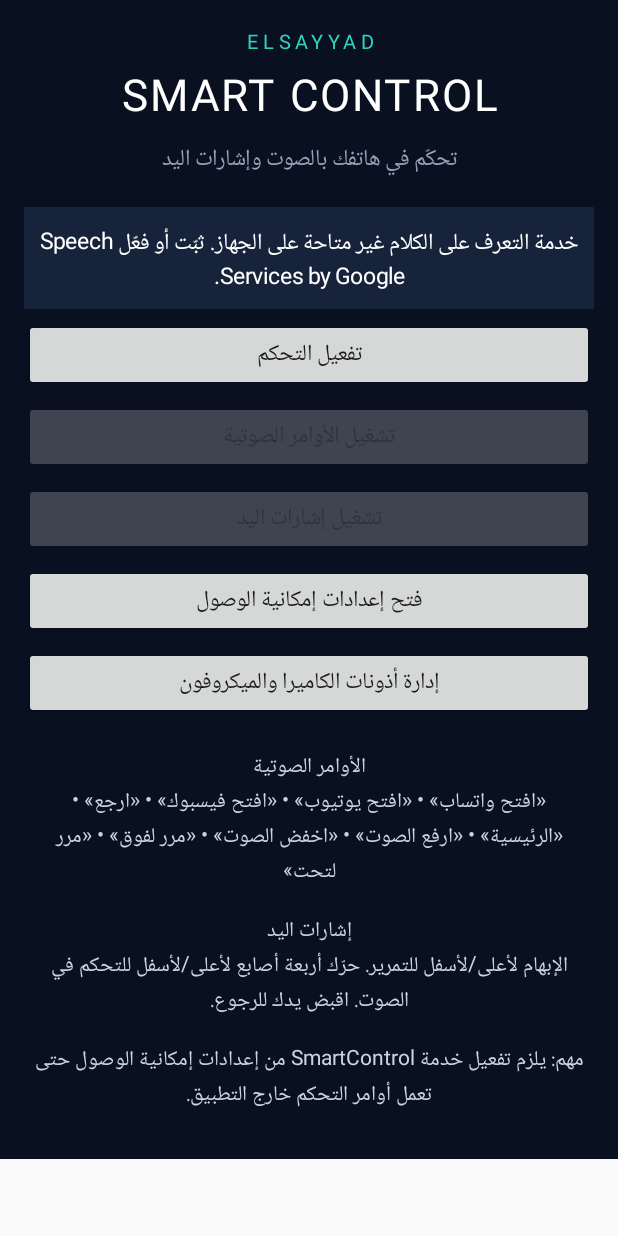
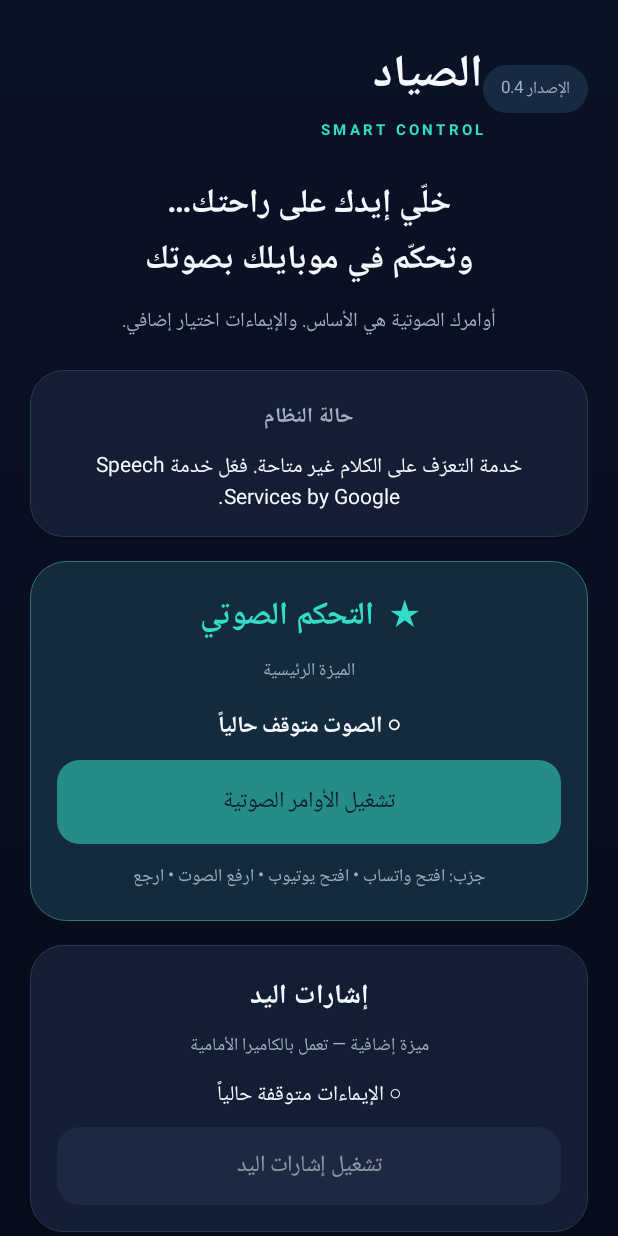
Before and after one commit to ammahmoudmokhtar2008-beep/SmartControl, an Android app: the screen it shows after launch (MainActivity), on a phone screen of 412 x 824 dp. Run offline under Robolectric (Android 15) with nearby library versions, the phone set to English and light mode, and no system bars.

Commit message:
Redesign Arabic dashboard with voice-first controls

```diff
--- a/app/src/main/java/com/smartcontrol/app/MainActivity.kt
+++ b/app/src/main/java/com/smartcontrol/app/MainActivity.kt
@@ -7,11 +7,14 @@ import android.content.ComponentName
 import android.content.Intent
 import android.content.pm.PackageManager
 import android.graphics.Color
+import android.graphics.Typeface
+import android.graphics.drawable.GradientDrawable
 import android.net.Uri
 import android.os.Bundle
 import android.provider.Settings
 import android.speech.SpeechRecognizer
 import android.view.Gravity
+import android.view.View
 import android.widget.Button
 import android.widget.LinearLayout
 import android.widget.ScrollView
@@ -27,7 +30,15 @@ class MainActivity : Activity() {
     private lateinit var masterButton: Button
     private lateinit var voiceButton: Button
     private lateinit var gestureButton: Button
+    private lateinit var voiceState: TextView
+    private lateinit var gestureState: TextView
     private val prefs by lazy { getSharedPreferences("smart_control", MODE_PRIVATE) }
+
+    private val navy = Color.rgb(8, 13, 28)
+    private val panel = Color.rgb(19, 29, 51)
+    private val cyan = Color.rgb(51, 220, 198)
+    private val muted = Color.rgb(158, 174, 198)
+    private val white = Color.rgb(245, 248, 255)
 
     private fun masterOn() = prefs.getBoolean("master_on", false)
     private fun voiceOn() = prefs.getBoolean("voice_on", false)
@@ -38,87 +49,180 @@ class MainActivity : Activity() {
         buildUi()
         refreshButtons()
         if (!SpeechRecognizer.isRecognitionAvailable(this)) {
-            status.text = "خدمة التعرف على الكلام غير متاحة على الجهاز. ثبّت أو فعّل Speech Services by Google."
+            status.text = "خدمة التعرّف على الكلام غير متاحة. فعّل خدمة Speech Services by Google."
         }
     }
 
+    private fun rounded(color: Int, radius: Float = 22f, stroke: Int = Color.TRANSPARENT): GradientDrawable =
+        GradientDrawable().apply {
+            setColor(color)
+            cornerRadius = radius * resources.displayMetrics.density
+            if (stroke != Color.TRANSPARENT) setStroke((1 * resources.displayMetrics.density).toInt(), stroke)
+        }
+
+    private fun label(text: String, size: Float, color: Int, bold: Boolean = false): TextView =
+        TextView(this).apply {
+            this.text = text
+            textSize = size
+            setTextColor(color)
+            gravity = Gravity.CENTER
+            if (bold) setTypeface(typeface, Typeface.BOLD)
+            setPadding(0, 2, 0, 2)
+        }
+
+    private fun card(): LinearLayout = LinearLayout(this).apply {
+        orientation = LinearLayout.VERTICAL
+        setPadding(dp(18), dp(18), dp(18), dp(18))
+        background = rounded(panel, 22f, Color.rgb(39, 57, 86))
+        elevation = dp(2).toFloat()
+    }
+
+    private fun dp(value: Int) = (value * resources.displayMetrics.density).toInt()
+
+    private fun actionButton(text: String, primary: Boolean = false): Button =
+        Button(this).apply {
+            this.text = text
+            isAllCaps = false
+            textSize = 15f
+            setTextColor(if (primary) navy else white)
+            background = rounded(if (primary) cyan else Color.rgb(37, 51, 78), 15f)
+            minHeight = dp(54)
+            stateListAnimator = null
+        }
+
+    private fun addGap(parent: LinearLayout, height: Int = 14) {
+        parent.addView(View(this), LinearLayout.LayoutParams(1, dp(height)))
+    }
+
     private fun buildUi() {
-        val root = LinearLayout(this).apply {
+        val page = LinearLayout(this).apply {
             orientation = LinearLayout.VERTICAL
-            gravity = Gravity.CENTER_HORIZONTAL
-            setPadding(24, 28, 24, 28)
-            setBackgroundColor(Color.rgb(9, 16, 32))
+            setPadding(dp(20), dp(24), dp(20), dp(28))
+            background = GradientDrawable(
+                GradientDrawable.Orientation.TOP_BOTTOM,
+                intArrayOf(Color.rgb(10, 18, 38), navy, Color.rgb(8, 13, 28))
+            )
         }
-        val title = TextView(this).apply {
-            text = "ELSAYYAD"
-            textSize = 13f
-            letterSpacing = 0.28f
-            setTextColor(Color.rgb(45, 212, 191))
-            gravity = Gravity.CENTER
+
+        val topLine = LinearLayout(this).apply {
+            orientation = LinearLayout.HORIZONTAL
+            gravity = Gravity.CENTER_VERTICAL
         }
-        val subtitle = TextView(this).apply {
-            text = "SMART CONTROL"
-            textSize = 29f
-            letterSpacing = 0.05f
-            setTextColor(Color.WHITE)
-            gravity = Gravity.CENTER
+        val brand = label("الصياد", 30f, white, true).apply { gravity = Gravity.RIGHT }
+        val brandSub = label("SMART CONTROL", 10f, cyan, true).apply {
+            letterSpacing = 0.22f
+            gravity = Gravity.RIGHT
         }
-        val tagline = TextView(this).apply {
-            text = "تحكّم في هاتفك بالصوت وإشارات اليد"
-            textSize = 15f
-            setTextColor(Color.rgb(148, 163, 184))
-            gravity = Gravity.CENTER
-            setPadding(0, 8, 0, 18)
+        val brandStack = LinearLayout(this).apply {
+            orientation = LinearLayout.VERTICAL
+            addView(brand)
+            addView(brandSub)
         }
-        status = TextView(this).apply {
-            text = "ابدأ بتفعيل التحكم العام، ثم اختر الصوت أو إشارات اليد."
-            textSize = 15f
-            setTextColor(Color.WHITE)
-            gravity = Gravity.CENTER
-            setPadding(14, 18, 14, 18)
-            setBackgroundColor(Color.rgb(22, 35, 58))
+        val version = label("الإصدار 0.4", 11f, muted).apply {
+            background = rounded(Color.rgb(24, 42, 66), 30f)
+            setPadding(dp(12), dp(7), dp(12), dp(7))
         }
-        masterButton = makeButton()
+        topLine.addView(brandStack, LinearLayout.LayoutParams(0, -2, 1f))
+        topLine.addView(version)
+        page.addView(topLine)
+        addGap(page, 22)
+
+        page.addView(label("خلّي إيدك على راحتك…\nوتحكّم في موبايلك بصوتك", 22f, white, true))
+        addGap(page, 8)
+        page.addView(label("أوامرك الصوتية هي الأساس. والإيماءات اختيار إضافي.", 13f, muted))
+        addGap(page, 20)
+
+        val statusCard = card()
+        val statusTitle = label("حالة النظام", 14f, muted, true)
+        status = label("جاهز للتشغيل — فعّل التحكم للبدء", 14f, white)
+        status.setPadding(0, dp(8), 0, 0)
+        statusCard.addView(statusTitle)
+        statusCard.addView(status)
+        page.addView(statusCard)
+        addGap(page, 16)
+
+        val voiceCard = card().apply {
+            background = rounded(Color.rgb(20, 43, 61), 24f, Color.rgb(44, 119, 126))
+        }
+        voiceCard.addView(label("★  التحكم الصوتي", 21f, cyan, true))
+        addGap(voiceCard, 5)
+        voiceCard.addView(label("الميزة الرئيسية", 12f, muted))
+        addGap(voiceCard, 12)
+        voiceState = label("متوقف", 15f, white, true)
+        voiceCard.addView(voiceState)
+        addGap(voiceCard, 8)
+        voiceButton = actionButton("تشغيل الأوامر الصوتية", true)
+        voiceButton.setOnClickListener { toggleVoice() }
+        voiceCard.addView(voiceButton, LinearLayout.LayoutParams(-1, dp(56)))
+        addGap(voiceCard, 10)
+        voiceCard.addView(label("جرّب: افتح واتساب • افتح يوتيوب • ارفع الصوت • ارجع", 12f, muted))
+        page.addView(voiceCard)
+        addGap(page, 16)
+
+        val gestureCard = card()
+        gestureCard.addView(label("إشارات اليد", 18f, white, true))
+        addGap(gestureCard, 4)
+        gestureCard.addView(label("ميزة إضافية — تعمل بالكاميرا الأمامية", 12f, muted))
+        addGap(gestureCard, 8)
+        gestureState = label("متوقفة", 14f, white)
+        gestureCard.addView(gestureState)
+        addGap(gestureCard, 8)
+        gestureButton = actionButton("تشغيل إشارات اليد")
+        gestureButton.setOnClickListener { toggleGestures() }
+        gestureCard.addView(gestureButton, LinearLayout.LayoutParams(-1, dp(52)))
+        page.addView(gestureCard)
+        addGap(page, 16)
+
+        masterButton = actionButton("تفعيل التحكم")
         masterButton.setOnClickListener { toggleMaster() }
-        voiceButton = makeButton()
-        voiceButton.setOnClickListener { toggleVoice() }
-        gestureButton = makeButton()
-        gestureButton.setOnClickListener { toggleGestures() }
-        val accessButton = makeButton("فتح إعدادات إمكانية الوصول").apply {
-            setOnClickListener { startActivity(Intent(Settings.ACTION_ACCESSIBILITY_SETTINGS)) }
-        }
-        val permissionButton = makeButton("إدارة أذونات الكاميرا والميكروفون").apply {
-            setOnClickListener {
+        page.addView(masterButton, LinearLayout.LayoutParams(-1, dp(54)))
+        addGap(page, 10)
+
+        val settingsRow = LinearLayout(this).apply { orientation = LinearLayout.HORIZONTAL }
+        val accessButton = actionButton("إعدادات الوصول")
+        accessButton.textSize = 13f
+        accessButton.setOnClickListener { startActivity(Intent(Settings.ACTION_ACCESSIBILITY_SETTINGS)) }
+        val permissionButton = actionButton("أذونات التطبيق")
+        permissionButton.textSize = 13f
+        permissionButton.setOnClickListener {
             disableEverything()
             startActivity(Intent(Settings.ACTION_APPLICATION_DETAILS_SETTINGS, Uri.parse("package:$packageName")))
-                status.text = "أوقفنا الخدمات. يمكنك مراجعة أذونات الكاميرا والميكروفون من صفحة التطبيق."
+            status.text = "أوقفنا الخدمات. راجع أذونات الكاميرا والميكروفون من صفحة التطبيق."
         }
+        settingsRow.addView(accessButton, LinearLayout.LayoutParams(0, dp(50), 1f).apply { marginEnd = dp(6) })
+        settingsRow.addView(permissionButton, LinearLayout.LayoutParams(0, dp(50), 1f).apply { marginStart = dp(6) })
+        page.addView(settingsRow)
+        addGap(page, 20)
+
+        val help = card()
+        help.addView(label("أوامر تقدر تقولها", 16f, white, true))
+        addGap(help, 8)
+        help.addView(label("«افتح واتساب»  •  «افتح يوتيوب»\n«افتح فيسبوك»  •  «افتح الكاميرا»\n«ارفع الصوت»  •  «اخفض الصوت»\n«مرر لفوق»  •  «مرر لتحت»  •  «ارجع»", 13f, muted))
+        addGap(help, 14)
+        help.addView(label("معلومة مهمة", 14f, cyan, true))
+        help.addView(label("الصوت يقدر يفتح التطبيقات ويتحكم في مستوى الصوت بدون خدمة إمكانية الوصول. أوامر الرجوع والتمرير وبعض وظائف الإيماءات تحتاج تفعيل الخدمة.", 12f, muted))
+        page.addView(help)
+
+        val scroll = ScrollView(this).apply {
+            isFillViewport = true
+            clipToPadding = false
+            addView(page)
         }
-        val help = TextView(this).apply {
-            text = "الأوامر الصوتية\n«افتح واتساب» • «افتح يوتيوب» • «افتح فيسبوك» • «ارجع» • «الرئيسية» • «ارفع الصوت» • «اخفض الصوت» • «مرر لفوق» • «مرر لتحت»\n\nإشارات اليد\nالإبهام لأعلى/لأسفل للتمرير. حرّك أربعة أصابع لأعلى/لأسفل للتحكم في الصوت. اقبض يدك للرجوع.\n\nمهم: يلزم تفعيل خدمة SmartControl من إعدادات إمكانية الوصول حتى تعمل أوامر التحكم خارج التطبيق."
-            textSize = 14f
-            setTextColor(Color.rgb(203, 213, 225))
-            gravity = Gravity.CENTER
-            setPadding(8, 20, 8, 8)
-        }
-        listOf(title, subtitle, tagline, status, masterButton, voiceButton, gestureButton, accessButton, permissionButton, help)
-            .forEach { root.addView(it, LinearLayout.LayoutParams(-1, LinearLayout.LayoutParams.WRAP_CONTENT).apply { bottomMargin = 10 }) }
-        val scroll = ScrollView(this).apply { addView(root) }
         setContentView(scroll)
-    }
-
-    private fun makeButton(label: String = "") = Button(this).apply {
-        text = label
-        isAllCaps = false
-        textSize = 15f
     }
 
     private fun refreshButtons() {
         masterButton.text = if (masterOn()) "إيقاف التحكم بالكامل" else "تفعيل التحكم"
         voiceButton.text = if (voiceOn()) "إيقاف الأوامر الصوتية" else "تشغيل الأوامر الصوتية"
         gestureButton.text = if (gesturesOn()) "إيقاف إشارات اليد" else "تشغيل إشارات اليد"
+        voiceState.text = if (voiceOn()) "● الاستماع الصوتي نشط" else "○ الصوت متوقف حالياً"
+        gestureState.text = if (gesturesOn()) "● الكاميرا والإيماءات نشطة" else "○ الإيماءات متوقفة حالياً"
         voiceButton.isEnabled = masterOn()
         gestureButton.isEnabled = masterOn()
+        voiceButton.alpha = if (masterOn()) 1f else 0.55f
+        gestureButton.alpha = if (masterOn()) 1f else 0.55f
+        masterButton.background = rounded(if (masterOn()) Color.rgb(54, 67, 88) else cyan, 15f)
+        masterButton.setTextColor(if (masterOn()) white else navy)
     }
 
     private fun disableEverything() {
@@ -131,16 +235,19 @@ class MainActivity : Activity() {
     private fun toggleMaster() {
         if (masterOn()) {
             disableEverything()
-            status.text = "تم إيقاف خدمات الصوت والكاميرا. أندرويد لا يسمح للتطبيق بإلغاء أذوناته بنفسه."
+            status.text = "تم إيقاف خدمات الصوت والكاميرا."
         } else {
             prefs.edit().putBoolean("master_on", true).apply()
-            status.text = "التحكم مفعّل. شغّل الصوت أو إشارات اليد."
+            status.text = "التحكم العام مفعّل. شغّل الأوامر الصوتية أولاً."
         }
         refreshButtons()
     }
 
     private fun toggleVoice() {
-        if (!masterOn()) return
+        if (!masterOn()) {
+            status.text = "فعّل التحكم العام أولاً."
+            return
+        }
         if (voiceOn()) {
             prefs.edit().putBoolean("voice_on", false).apply()
             stopService(Intent(this, VoiceControlService::class.java))
@@ -151,16 +258,16 @@ class MainActivity : Activity() {
                 return
             }
             if (!SpeechRecognizer.isRecognitionAvailable(this)) {
-                status.text = "فعّل Speech Services by Google أو خدمة التعرف على الكلام أولاً."
+                status.text = "فعّل خدمة Speech Services by Google أولاً."
                 return
             }
             prefs.edit().putBoolean("voice_on", true).apply()
             try {
                 ContextCompat.startForegroundService(this, Intent(this, VoiceControlService::class.java))
-                status.text = "بدأ الاستماع في الخلفية. اترك إشعار SmartControl ظاهرًا أثناء الاستخدام."
+                status.text = "الأوامر الصوتية بدأت. سيظهر إشعار أثناء الاستماع."
             } catch (e: Exception) {
                 prefs.edit().putBoolean("voice_on", false).apply()
-                status.text = "تعذّر تشغيل الميكروفون: ${e.localizedMessage ?: "تحقق من الأذونات"}"
+                status.text = "تعذّر تشغيل الصوت: ${e.localizedMessage ?: "تحقق من الإذن"}"
             }
         }
         refreshButtons()
@@ -174,7 +281,7 @@ class MainActivity : Activity() {
             status.text = "تم إيقاف الكاميرا وإشارات اليد."
         } else {
             if (!isAccessibilityEnabled()) {
-                status.text = "فعّل خدمة Elsayyad Smart Control من إعدادات إمكانية الوصول أولاً، ثم ارجع وشغّل الإشارات."
+                status.text = "إشارات اليد تحتاج تفعيل خدمة الصياد من إعدادات إمكانية الوصول."
                 startActivity(Intent(Settings.ACTION_ACCESSIBILITY_SETTINGS))
                 return
             }
@@ -185,7 +292,7 @@ class MainActivity : Activity() {
             prefs.edit().putBoolean("gestures_on", true).apply()
             try {
                 ContextCompat.startForegroundService(this, Intent(this, GestureCameraService::class.java))
-                status.text = "الكاميرا بدأت تتبع اليد. استخدم إشارة واضحة أمام الكاميرا الأمامية."
+                status.text = "الكاميرا بدأت تتبع اليد."
             } catch (e: Exception) {
                 prefs.edit().putBoolean("gestures_on", false).apply()
                 status.text = "تعذّر تشغيل الكاميرا: ${e.localizedMessage ?: "تحقق من الأذونات"}"
@@ -204,11 +311,15 @@ class MainActivity : Activity() {
         super.onRequestPermissionsResult(requestCode, permissions, grantResults)
         if (grantResults.isNotEmpty() && grantResults[0] == PackageManager.PERMISSION_GRANTED) {
             when (requestCode) {
-                10 -> { prefs.edit().putBoolean("master_on", true).putBoolean("voice_on", true).apply(); ContextCompat.startForegroundService(this, Intent(this, VoiceControlService::class.java)); status.text = "الأوامر الصوتية تعمل." }
+                10 -> {
+                    prefs.edit().putBoolean("master_on", true).putBoolean("voice_on", true).apply()
+                    ContextCompat.startForegroundService(this, Intent(this, VoiceControlService::class.java))
+                    status.text = "الأوامر الصوتية تعمل."
+                }
                 11 -> {
                     if (!isAccessibilityEnabled()) {
                         prefs.edit().putBoolean("gestures_on", false).apply()
-                        status.text = "الكاميرا مسموح بها. فعّل إمكانية الوصول ثم شغّل الإشارات."
+                        status.text = "فعّل إمكانية الوصول ثم شغّل الإشارات."
                         startActivity(Intent(Settings.ACTION_ACCESSIBILITY_SETTINGS))
                     } else {
                         prefs.edit().putBoolean("master_on", true).putBoolean("gestures_on", true).apply()
@@ -221,7 +332,7 @@ class MainActivity : Activity() {
         refreshButtons()
     }
 
-    override fun onResume() { super.onResume(); refreshButtons() }
+    override fun onResume() { super.onResume(); if (::masterButton.isInitialized) refreshButtons() }
 
     companion object {
         private fun normalize(value: String): String {
@@ -278,7 +389,6 @@ class MainActivity : Activity() {
             )
             val key = aliases.keys.sortedByDescending { it.length }.firstOrNull { requested.contains(it) }
             if (key != null) { launchPackage(context, aliases.getValue(key)); return }
-
             val pm = context.packageManager
             val apps = pm.getInstalledApplications(PackageManager.GET_META_DATA)
             val target = apps.firstOrNull { normalize(pm.getApplicationLabel(it).toString()) == requested }
```
Lines whose indentation alone changed are shown as unchanged.
